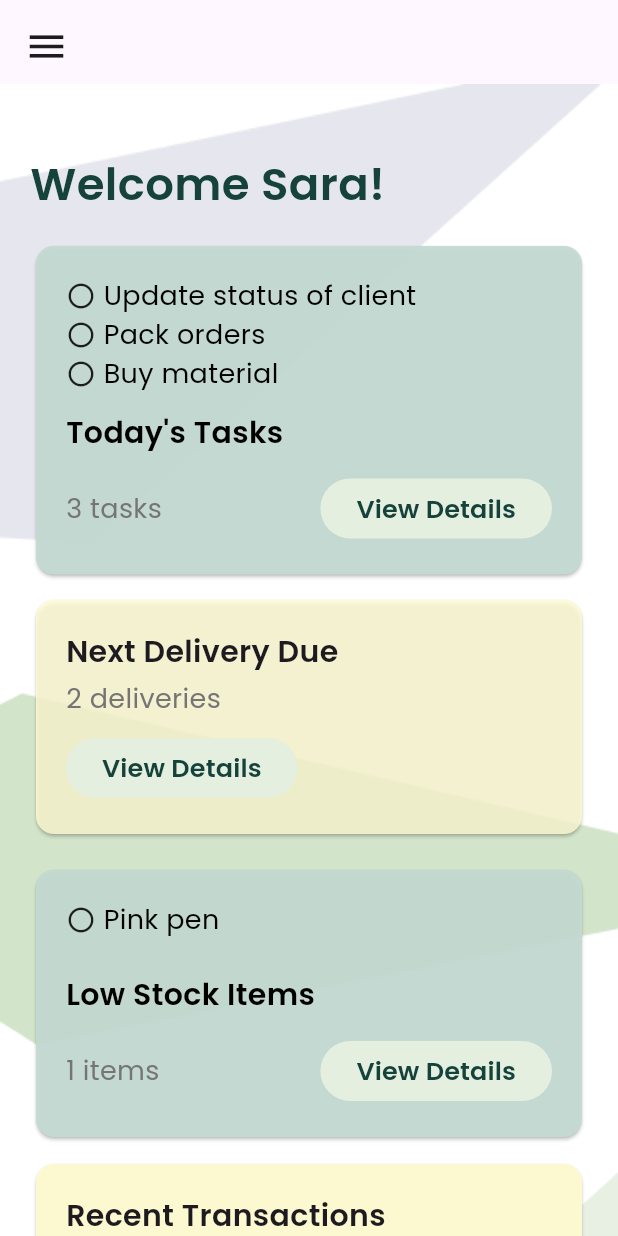
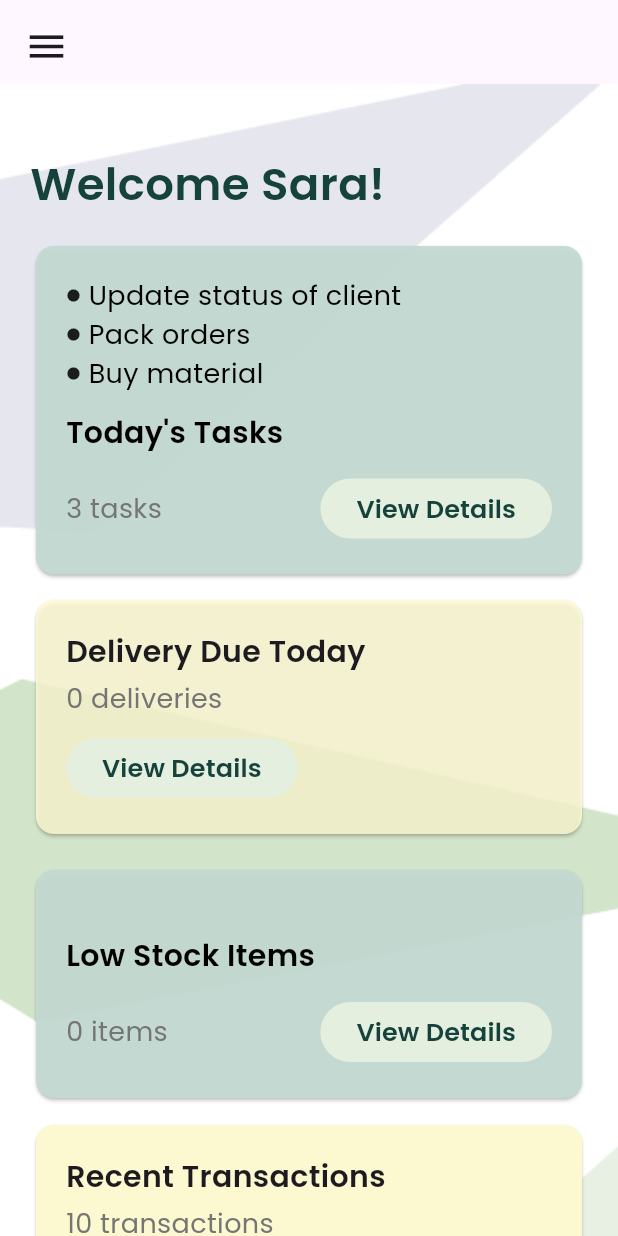
Before and after one commit to abid-sara/business_assistant, a Flutter app: the Dashboard screen opened by its route, in the side drawer, after a tap on "View Details", on a phone screen of 412 x 824 dp. Run offline on Flutter 3.47's test engine with Material 3 defaults, Android fonts, the phone set to English and light mode, and no system bars; our stand-ins replace date_picker_timeline, equatable, fl_chart, flutter_bloc, get, image_picker and 6 more; missing offline and left inert: image_input; accounts and stored records are empty.

Commit message:
linked orders due and low stock to the dashboard

```diff
--- a/lib/cubits/order/order_cubit.dart
+++ b/lib/cubits/order/order_cubit.dart
@@ -1,9 +1,10 @@
 import 'package:flutter_bloc/flutter_bloc.dart';
 import 'package:business_assistant/models/order.dart';
-import '../../database/db_order.dart';
+import 'package:path/path.dart';
 import '../../models/customer.dart';
 import './order_state.dart';
 import './order_repository.dart';
+import 'package:intl/intl.dart';
 
 class OrderCubit extends Cubit<OrderState> {
   final OrderRepository repository;
@@ -211,4 +212,24 @@ class OrderCubit extends Cubit<OrderState> {
     }
     return 0; // Default to 0 if orders are not loaded
   }
+
+  Future<void> fetchOrdersDue() async {
+    List<Order> orders = await repository.fetchOrders();
+    List<Order> ordersDue = [];
+    try {
+      DateTime now = DateTime.now();
+      String dateNow = DateFormat('yyyy-MM-dd').format(now);
+
+      for (var order in orders) {
+        if (order.deliveryDate == dateNow && order.status == "pending") {
+          ordersDue.add(order);
+        }
+      }
+      emit(OrdersDue(
+        orders: ordersDue,
+      ));
+    } catch (e) {
+      emit(OrderError(e.toString()));
+    }
+  }
 }
--- a/lib/cubits/order/order_state.dart
+++ b/lib/cubits/order/order_state.dart
@@ -79,3 +79,10 @@ class OrdersCountLoaded extends OrderState {
   @override
   List<Object> get props => [count];
 }
+
+class OrdersDue extends OrderState {
+  final List<Order> orders;
+  const OrdersDue({required this.orders});
+  @override
+  List<Object> get props => [orders];
+}
--- a/lib/cubits/product/product_cubit.dart
+++ b/lib/cubits/product/product_cubit.dart
@@ -115,4 +115,17 @@ class ProductCubit extends Cubit<ProductState> {
 
     emit(ProductFiltered(filtered));
   }
+
+  Future<void> fetchLowStockProducts() async {
+    List<Product> filtered = products;
+
+    try {
+      filtered = filtered
+          .where((product) => product.quantity <= product.minimumQuantity)
+          .toList();
+      emit(ProductFiltered(filtered));
+    } catch (e) {
+      emit(ProductError('Failed to fetch low stock products: $e'));
+    }
+  }
 }
--- a/lib/cubits/product/product_state.dart
+++ b/lib/cubits/product/product_state.dart
@@ -1,7 +1,4 @@
-import 'dart:io';
-
 import 'package:equatable/equatable.dart';
-import 'package:image_input/image_input.dart';
 import '../../models/product.dart';
 
 abstract class ProductState extends Equatable {
--- a/lib/screens/dashboard.dart
+++ b/lib/screens/dashboard.dart
@@ -1,7 +1,13 @@
 import 'package:business_assistant/controllers/DrawerController.dart';
+import 'package:business_assistant/cubits/customer/customer_cubit.dart';
+import 'package:business_assistant/cubits/order/order_cubit.dart';
+import 'package:business_assistant/cubits/order/order_state.dart';
+import 'package:business_assistant/cubits/product/product_cubit.dart';
+import 'package:business_assistant/cubits/product/product_state.dart';
 import 'package:business_assistant/style/colors.dart';
 import 'package:business_assistant/widget/sidebar.dart';
 import 'package:flutter/material.dart';
+import 'package:flutter_bloc/flutter_bloc.dart';
 import 'package:get/get.dart';
 
 class Dashboard extends StatefulWidget {
@@ -14,19 +20,23 @@ class Dashboard extends StatefulWidget {
 
 class _DashboardState extends State<Dashboard> {
   @override
+  void initState() {
+    super.initState();
+    context.read<ProductCubit>().fetchLowStockProducts();
+    context.read<OrderCubit>().fetchOrdersDue();
+  }
+
+  @override
   Widget build(BuildContext context) {
     final double screenWidth = MediaQuery.of(context).size.width;
-    final double screenHeight = MediaQuery.of(context).size.height;
     final controller = Get.put(DrawerControl());
 
     var listTasks = ["Update status of client", "Pack orders", "Buy material"];
 
-    var lowStockList = ["Pink pen"];
     return SafeArea(
       child: Scaffold(
         drawer: const Sidebar(),
         appBar: AppBar(
-          // backgroundColor: AppColors.purpule,
           leading: Builder(
             builder: (context) {
               return Padding(
@@ -132,18 +142,23 @@ class _DashboardState extends State<Dashboard> {
                         color: const Color.fromARGB(212, 255, 252, 212),
                         child: Padding(
                           padding: const EdgeInsets.all(20.0),
-                          child: Column(
+                          child: BlocBuilder<OrderCubit, OrderState>(
+                            builder: (context, state) {
+                              if (state is OrdersDue) {
+                                final ordersDue = state.orders;
+                                return Column(
                                   crossAxisAlignment: CrossAxisAlignment.start,
                                   children: [
-                              const Text("Next Delivery Due",
+                                    const Text("Delivery Due Today",
                                         style: TextStyle(
                                             fontSize: 20,
                                             fontWeight: FontWeight.bold)),
                                     const SizedBox(height: 4),
-                              const Text(
-                                "2 deliveries",
-                                style: TextStyle(
-                                    color: Color.fromARGB(255, 118, 117, 117),
+                                    Text(
+                                      "${ordersDue.length} deliveries",
+                                      style: const TextStyle(
+                                          color: Color.fromARGB(
+                                              255, 118, 117, 117),
                                           fontSize: 18),
                                     ),
                                     const SizedBox(height: 9),
@@ -151,63 +166,6 @@ class _DashboardState extends State<Dashboard> {
                                       onPressed: () {
                                         controller.selectedMenuItem("Orders");
                                         Get.toNamed('/orders');
-                                },
-                                style: ElevatedButton.styleFrom(
-                                  backgroundColor:
-                                      const Color.fromARGB(255, 228, 239, 223),
-                                  elevation: 0,
-                                ),
-                                child: const Text(
-                                  "View Details",
-                                  style: TextStyle(
-                                      color: AppColors.darkGreen,
-                                      fontSize: 17,
-                                      fontWeight: FontWeight.bold),
-                                ),
-                              ),
-                            ],
-                          ),
-                        ),
-                      ),
-                    ),
-
-                    //LOW STOCK ITEMS
-                    const SizedBox(height: 16),
-                    SizedBox(
-                      width: screenWidth,
-                      child: Card(
-                        color: AppColors.lightGreen,
-                        child: Padding(
-                          padding: const EdgeInsets.all(20.0),
-                          child: Column(
-                            crossAxisAlignment: CrossAxisAlignment.start,
-                            children: [
-                              for (var element in lowStockList)
-                                showElements(element),
-                              const SizedBox(height: 23),
-                              const Text(
-                                "Low Stock Items",
-                                style: TextStyle(
-                                    fontWeight: FontWeight.bold,
-                                    color: Colors.black,
-                                    fontSize: 20),
-                              ),
-                              const SizedBox(height: 12),
-                              Row(
-                                mainAxisAlignment:
-                                    MainAxisAlignment.spaceBetween,
-                                children: [
-                                  Text(
-                                    "${lowStockList.length} items",
-                                    style: const TextStyle(
-                                        color:
-                                            Color.fromARGB(255, 118, 117, 117),
-                                        fontSize: 18),
-                                  ),
-                                  ElevatedButton(
-                                    onPressed: () {
-                                      controller.selectedMenuItem("Inventory");
-                                      Get.toNamed('/inventory');
                                       },
                                       style: ElevatedButton.styleFrom(
                                         backgroundColor: const Color.fromARGB(
@@ -223,8 +181,84 @@ class _DashboardState extends State<Dashboard> {
                                       ),
                                     ),
                                   ],
+                                );
+                              } else {
+                                return const Text("No orders due for delivery");
+                              }
+                            },
+                          ),
+                        ),
+                      ),
+                    ),
+
+                    //LOW STOCK ITEMS
+                    const SizedBox(height: 16),
+                    SizedBox(
+                      width: screenWidth,
+                      child: Card(
+                        color: AppColors.lightGreen,
+                        child: Padding(
+                          padding: const EdgeInsets.all(20.0),
+                          child: BlocBuilder<ProductCubit, ProductState>(
+                            builder: (context, state) {
+                              if (state is ProductFiltered) {
+                                final lowStockProducts = state.filteredProducts;
+                                return Column(
+                                  crossAxisAlignment: CrossAxisAlignment.start,
+                                  children: [
+                                    for (var element in lowStockProducts)
+                                      showElements(element.name),
+                                    const SizedBox(height: 23),
+                                    const Text(
+                                      "Low Stock Items",
+                                      style: TextStyle(
+                                          fontWeight: FontWeight.bold,
+                                          color: Colors.black,
+                                          fontSize: 20),
+                                    ),
+                                    const SizedBox(height: 12),
+                                    Row(
+                                      mainAxisAlignment:
+                                          MainAxisAlignment.spaceBetween,
+                                      children: [
+                                        Text(
+                                          "${lowStockProducts.length} items",
+                                          style: const TextStyle(
+                                              color: Color.fromARGB(
+                                                  255, 118, 117, 117),
+                                              fontSize: 18),
+                                        ),
+                                        ElevatedButton(
+                                          onPressed: () {
+                                            controller
+                                                .selectedMenuItem("Inventory");
+                                            Get.toNamed('/inventory');
+                                          },
+                                          style: ElevatedButton.styleFrom(
+                                            backgroundColor:
+                                                const Color.fromARGB(
+                                                    255, 228, 239, 223),
+                                            elevation: 0,
+                                          ),
+                                          child: const Text(
+                                            "View Details",
+                                            style: TextStyle(
+                                                color: AppColors.darkGreen,
+                                                fontSize: 17,
+                                                fontWeight: FontWeight.bold),
+                                          ),
                                         ),
                                       ],
+                                    ),
+                                  ],
+                                );
+                              } else {
+                                return const Text(
+                                  "No low stock items",
+                                  style: TextStyle(color: AppColors.darkGreen),
+                                );
+                              }
+                            },
                           ),
                         ),
                       ),
@@ -365,7 +399,7 @@ class _DashboardState extends State<Dashboard> {
 Widget showElements(var element) {
   return Row(
     children: [
-      const Icon(Icons.circle_outlined, size: 20),
+      const Icon(Icons.circle, size: 10),
       const SizedBox(width: 5),
       Text(
         element,
```
Lines whose indentation alone changed are shown as unchanged.
